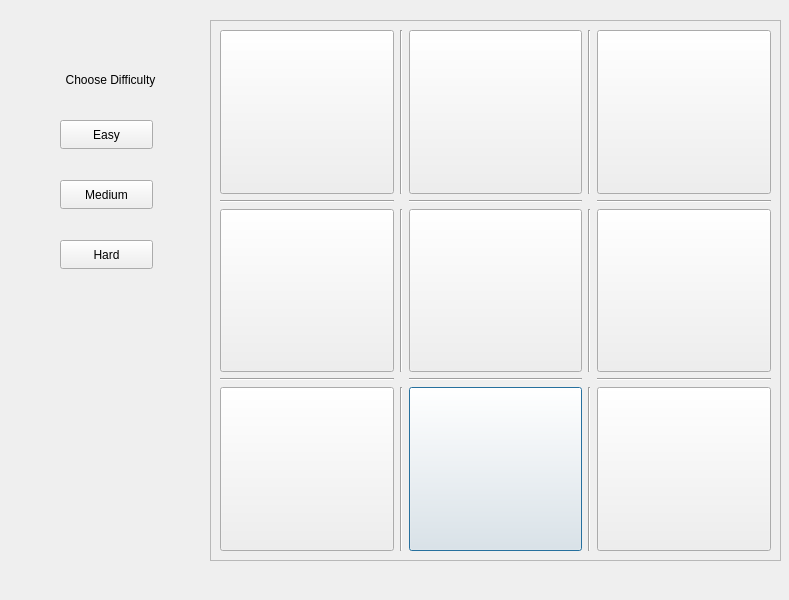
mo2menwael/Advanced-Tic-Tac-Toe, file pvai.ui: the form before one commit.
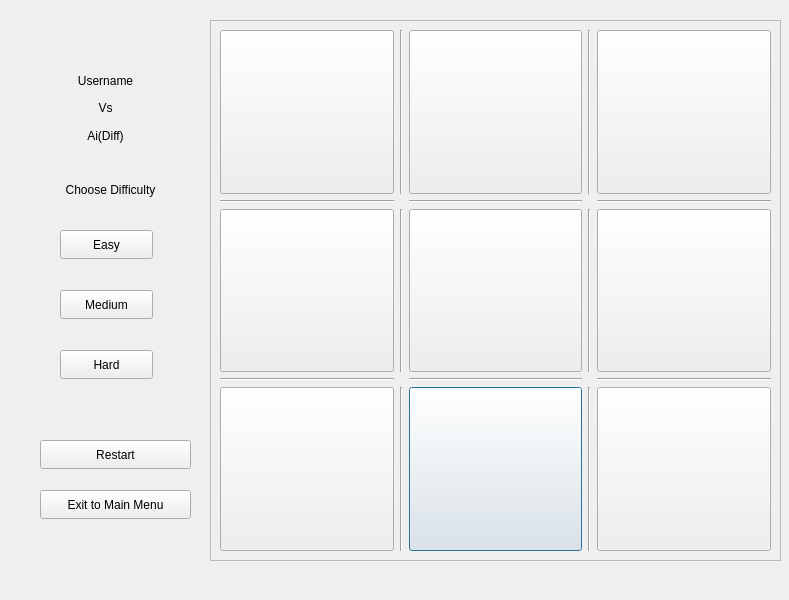
The form after the commit.

The edit to the form file:
```diff
--- a/pvai.ui
+++ b/pvai.ui
@@ -301,7 +301,7 @@
    <property name="geometry">
     <rect>
      <x>50</x>
-     <y>70</y>
+     <y>180</y>
      <width>121</width>
      <height>20</height>
     </rect>
@@ -317,7 +317,7 @@
    <property name="geometry">
     <rect>
      <x>60</x>
-     <y>120</y>
+     <y>230</y>
      <width>93</width>
      <height>29</height>
     </rect>
@@ -330,7 +330,7 @@
    <property name="geometry">
     <rect>
      <x>60</x>
-     <y>180</y>
+     <y>290</y>
      <width>93</width>
      <height>29</height>
     </rect>
@@ -343,7 +343,7 @@
    <property name="geometry">
     <rect>
      <x>60</x>
-     <y>240</y>
+     <y>350</y>
      <width>93</width>
      <height>29</height>
     </rect>
@@ -352,6 +352,74 @@
     <string>Hard</string>
    </property>
   </widget>
+  <widget class="QPushButton" name="pushButton">
+   <property name="geometry">
+    <rect>
+     <x>40</x>
+     <y>440</y>
+     <width>151</width>
+     <height>29</height>
+    </rect>
+   </property>
+   <property name="text">
+    <string>Restart</string>
+   </property>
+  </widget>
+  <widget class="QPushButton" name="pushButton_2">
+   <property name="geometry">
+    <rect>
+     <x>40</x>
+     <y>490</y>
+     <width>151</width>
+     <height>29</height>
+    </rect>
+   </property>
+   <property name="text">
+    <string>Exit to Main Menu</string>
+   </property>
+  </widget>
+  <widget class="QWidget" name="layoutWidget_2">
+   <property name="geometry">
+    <rect>
+     <x>40</x>
+     <y>70</y>
+     <width>131</width>
+     <height>76</height>
+    </rect>
+   </property>
+   <layout class="QVBoxLayout" name="verticalLayout">
+    <item>
+     <widget class="QLabel" name="label">
+      <property name="text">
+       <string>Username</string>
+      </property>
+      <property name="alignment">
+       <set>Qt::AlignCenter</set>
+      </property>
+     </widget>
+    </item>
+    <item>
+     <widget class="QLabel" name="label_3">
+      <property name="text">
+       <string>Vs</string>
+      </property>
+      <property name="alignment">
+       <set>Qt::AlignCenter</set>
+      </property>
+     </widget>
+    </item>
+    <item>
+     <widget class="QLabel" name="label_2">
+      <property name="text">
+       <string>Ai(Diff)</string>
+      </property>
+      <property name="alignment">
+       <set>Qt::AlignCenter</set>
+      </property>
+     </widget>
+    </item>
+   </layout>
+  </widget>
  </widget>
  <resources/>
  <connections/>
```
